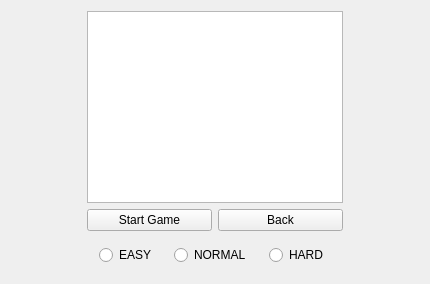
First picture: the form in DemoQT/A3/widget.ui, repository OliviaCheng99/flappy_birds, before the edit.
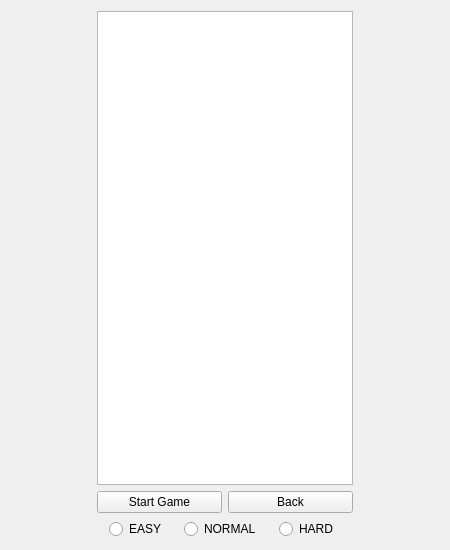
Second picture: the form after the edit.

Patch:
```diff
--- a/DemoQT/A3/widget.ui
+++ b/DemoQT/A3/widget.ui
@@ -6,12 +6,12 @@
    <rect>
     <x>0</x>
     <y>0</y>
-    <width>430</width>
-    <height>284</height>
+    <width>450</width>
+    <height>550</height>
    </rect>
   </property>
   <property name="sizePolicy">
-   <sizepolicy hsizetype="Minimum" vsizetype="Minimum">
+   <sizepolicy hsizetype="Fixed" vsizetype="Fixed">
     <horstretch>0</horstretch>
     <verstretch>0</verstretch>
    </sizepolicy>
@@ -20,49 +20,6 @@
    <string>Widget</string>
   </property>
   <layout class="QGridLayout" name="gridLayout">
-   <item row="4" column="0" rowspan="2">
-    <layout class="QHBoxLayout" name="horizontalLayout">
-     <item>
-      <widget class="QRadioButton" name="easyButton">
-       <property name="sizePolicy">
-        <sizepolicy hsizetype="Fixed" vsizetype="Fixed">
-         <horstretch>0</horstretch>
-         <verstretch>0</verstretch>
-        </sizepolicy>
-       </property>
-       <property name="text">
-        <string>EASY</string>
-       </property>
-      </widget>
-     </item>
-     <item>
-      <widget class="QRadioButton" name="normalButton">
-       <property name="sizePolicy">
-        <sizepolicy hsizetype="Fixed" vsizetype="Fixed">
-         <horstretch>0</horstretch>
-         <verstretch>0</verstretch>
-        </sizepolicy>
-       </property>
-       <property name="text">
-        <string>NORMAL</string>
-       </property>
-      </widget>
-     </item>
-     <item>
-      <widget class="QRadioButton" name="hardButton">
-       <property name="sizePolicy">
-        <sizepolicy hsizetype="Fixed" vsizetype="Fixed">
-         <horstretch>0</horstretch>
-         <verstretch>0</verstretch>
-        </sizepolicy>
-       </property>
-       <property name="text">
-        <string>HARD</string>
-       </property>
-      </widget>
-     </item>
-    </layout>
-   </item>
    <item row="0" column="0">
     <widget class="QGraphicsView" name="graphicsView">
      <property name="sizePolicy">
@@ -103,6 +60,49 @@
      </item>
     </layout>
    </item>
+   <item row="5" column="0">
+    <layout class="QHBoxLayout" name="horizontalLayout">
+     <item>
+      <widget class="QRadioButton" name="easyButton">
+       <property name="sizePolicy">
+        <sizepolicy hsizetype="Fixed" vsizetype="Fixed">
+         <horstretch>0</horstretch>
+         <verstretch>0</verstretch>
+        </sizepolicy>
+       </property>
+       <property name="text">
+        <string>EASY</string>
+       </property>
+      </widget>
+     </item>
+     <item>
+      <widget class="QRadioButton" name="normalButton">
+       <property name="sizePolicy">
+        <sizepolicy hsizetype="Fixed" vsizetype="Fixed">
+         <horstretch>0</horstretch>
+         <verstretch>0</verstretch>
+        </sizepolicy>
+       </property>
+       <property name="text">
+        <string>NORMAL</string>
+       </property>
+      </widget>
+     </item>
+     <item>
+      <widget class="QRadioButton" name="hardButton">
+       <property name="sizePolicy">
+        <sizepolicy hsizetype="Fixed" vsizetype="Fixed">
+         <horstretch>0</horstretch>
+         <verstretch>0</verstretch>
+        </sizepolicy>
+       </property>
+       <property name="text">
+        <string>HARD</string>
+       </property>
+      </widget>
+     </item>
+    </layout>
+   </item>
   </layout>
  </widget>
  <resources/>
```
